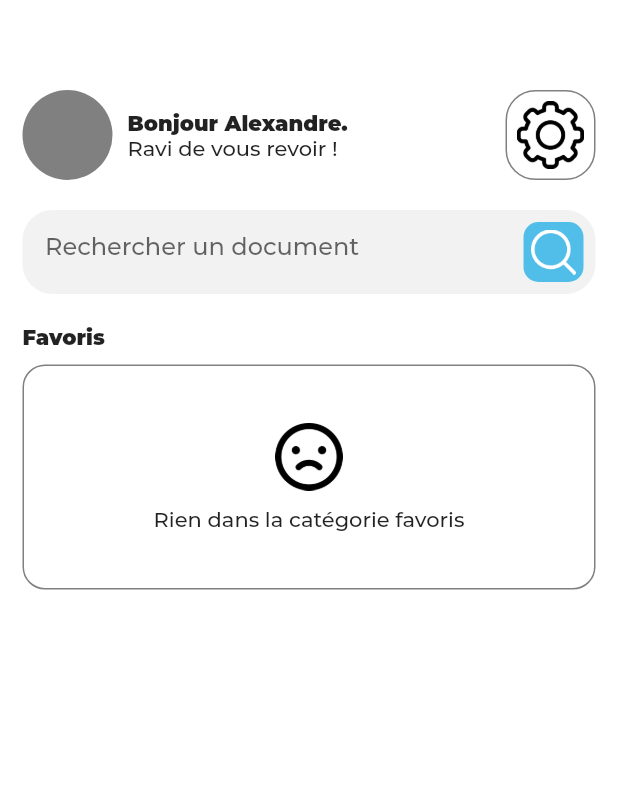
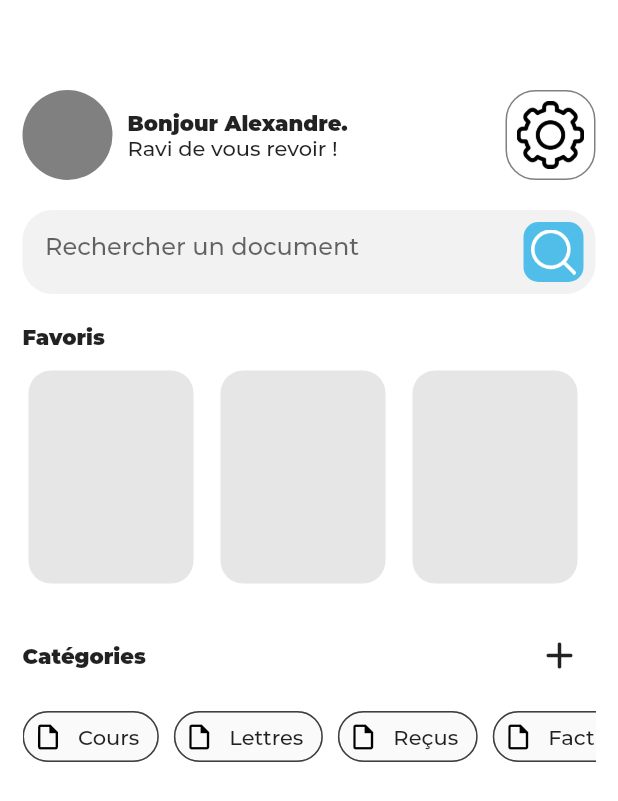
Before and after one commit to alexxtahi/numerizer, a Flutter app: the screen it shows after launch, on a phone screen of 412 x 824 dp. Shown: the top 801 px of the screen. Run offline on Flutter 3.47's test engine with Material 2 defaults, Android fonts, the phone set to English and light mode, and no system bars; project files that could hold a hidden picture were left out.

Commit message:
Creation of MyCategories component

```diff
--- a/lib/views/Home.dart
+++ b/lib/views/Home.dart
@@ -1,5 +1,6 @@
 import 'package:flutter/material.dart';
 import 'package:flutter/services.dart';
+import 'package:numerizer/views/components/MyCategories.dart';
 import 'components/MyFavs.dart';
 import 'components/MySearchBar.dart';
 import 'components/MyOutlinedButton.dart';
@@ -93,11 +94,14 @@ class HomeViewState extends State<HomeView> {
                   backgroundColor: Color.fromRGBO(0, 0, 0, 1),
                 ),
                 Padding(padding: EdgeInsets.only(bottom: 20)),
-                //todo: Box Favoris
+                //todo: Favorites Box
                 MyFavs(
                   title: 'Favoris',
-                  //favlist: ['fav1', 'fav2', 'fav3', 'fav4', 'fav5', 'fav6'],
+                  favlist: ['fav1', 'fav2', 'fav3', 'fav4', 'fav5', 'fav6'],
                 ),
+                Padding(padding: EdgeInsets.only(bottom: 20)),
+                //todo: Categories Box
+                MyCategories(),
               ],
             ),
           ),
--- /dev/null
+++ b/lib/views/components/MyCategories.dart
@@ -0,0 +1,107 @@
+import 'package:flutter/material.dart';
+
+class MyCategories extends StatefulWidget {
+  //todo: Properties
+  final String title;
+  List categorylist;
+  //todo: Constructor
+  MyCategories({
+    this.title = 'Catégories',
+    this.categorylist = const [
+      'Cours',
+      'Lettres',
+      'Reçus',
+      'Factures',
+      'Fiches',
+      'CV'
+    ],
+  });
+  //todo: State
+  @override
+  MyCategoriesState createState() => MyCategoriesState();
+}
+
+class MyCategoriesState extends State<MyCategories> {
+  @override
+  Widget build(BuildContext context) {
+    final double screenWidth = MediaQuery.of(context).size.width;
+    // Return building search bar
+    return Column(
+      mainAxisAlignment: MainAxisAlignment.start,
+      crossAxisAlignment: CrossAxisAlignment.start,
+      children: [
+        //todo: Title
+        Row(
+          mainAxisAlignment: MainAxisAlignment.spaceBetween,
+          children: [
+            Text(
+              widget.title,
+              style: TextStyle(
+                fontFamily: 'Montserrat',
+                fontWeight: FontWeight.w900,
+              ),
+            ),
+            IconButton(
+              onPressed: () {
+                print('Add new category');
+              },
+              icon: Icon(
+                Icons.add_rounded,
+                size: 30,
+              ),
+            ),
+          ],
+        ),
+        Padding(padding: EdgeInsets.only(bottom: 10)),
+        //todo: Categories Listview
+        Container(
+          width: screenWidth,
+          height: 40,
+          //color: Colors.red,
+          child: ListView.separated(
+            itemCount: widget.categorylist
+                .length, // number of card depending on categoryList
+            scrollDirection: Axis.horizontal, // direction of scrolling
+            separatorBuilder: (context, index) => SizedBox(width: 10),
+            itemBuilder: (context, index) {
+              // cards
+              return TextButton(
+                onPressed: () {
+                  print('Fav card pressed');
+                },
+                style: ButtonStyle(
+                  // no padding
+                  padding:
+                      MaterialStateProperty.all<EdgeInsets>(EdgeInsets.zero),
+                  // rounded corners
+                  shape: MaterialStateProperty.all<RoundedRectangleBorder>(
+                    RoundedRectangleBorder(
+                      borderRadius: BorderRadius.circular(15),
+                      //side: BorderSide(color: Colors.red), // debug
+                    ),
+                  ),
+                ),
+                child: Chip(
+                  avatar: Icon(
+                    //Icons.file_present,
+                    Icons.insert_drive_file_outlined,
+                    color: Colors.black,
+                    size: 20,
+                  ),
+                  label: Text(
+                    widget.categorylist[index],
+                    style: TextStyle(
+                      fontFamily: 'Montserrat',
+                    ),
+                  ),
+                  backgroundColor: Colors.transparent,
+                  side: BorderSide(color: Color.fromRGBO(0, 0, 0, 0.5)),
+                ),
+              );
+            },
+          ),
+        ),
+      ],
+    );
+  }
+}
--- a/lib/views/components/MyFavs.dart
+++ b/lib/views/components/MyFavs.dart
@@ -6,7 +6,7 @@ class MyFavs extends StatefulWidget {
   List favlist;
   //todo: Constructor
   MyFavs({
-    required this.title,
+    this.title = 'Favoris',
     this.favlist = const [],
   });
   //todo: State
@@ -34,6 +34,7 @@ class MyFavsState extends State<MyFavs> {
         Padding(padding: EdgeInsets.only(bottom: 10)),
         //todo: Favoris Listview
         (widget.favlist.length == 0)
+            // Container to show if we have nothing into the favorite list
             ? Container(
                 width: screenWidth,
                 height: 150,
@@ -50,7 +51,11 @@ class MyFavsState extends State<MyFavs> {
                     mainAxisAlignment: MainAxisAlignment.center,
                     crossAxisAlignment: CrossAxisAlignment.center,
                     children: [
-                      Image.asset('assets/img/outlinedUnhappyEmojiIcon.png', width: 45, height: 45,),
+                      Image.asset(
+                        'assets/img/outlinedUnhappyEmojiIcon.png',
+                        width: 45,
+                        height: 45,
+                      ),
                       Padding(padding: EdgeInsets.only(bottom: 10)),
                       Text(
                         'Rien dans la catégorie favoris',
@@ -63,6 +68,7 @@ class MyFavsState extends State<MyFavs> {
                   ),
                 ),
               )
+            // List to show if we have one or more element into the favorite list
             : Container(
                 width: screenWidth,
                 height: 150,
@@ -91,6 +97,7 @@ class MyFavsState extends State<MyFavs> {
                         ),
                       ),
                       child: Card(
+                        elevation: 0,
                         shape: RoundedRectangleBorder(
                           borderRadius: BorderRadius.circular(15),
                         ),
```
